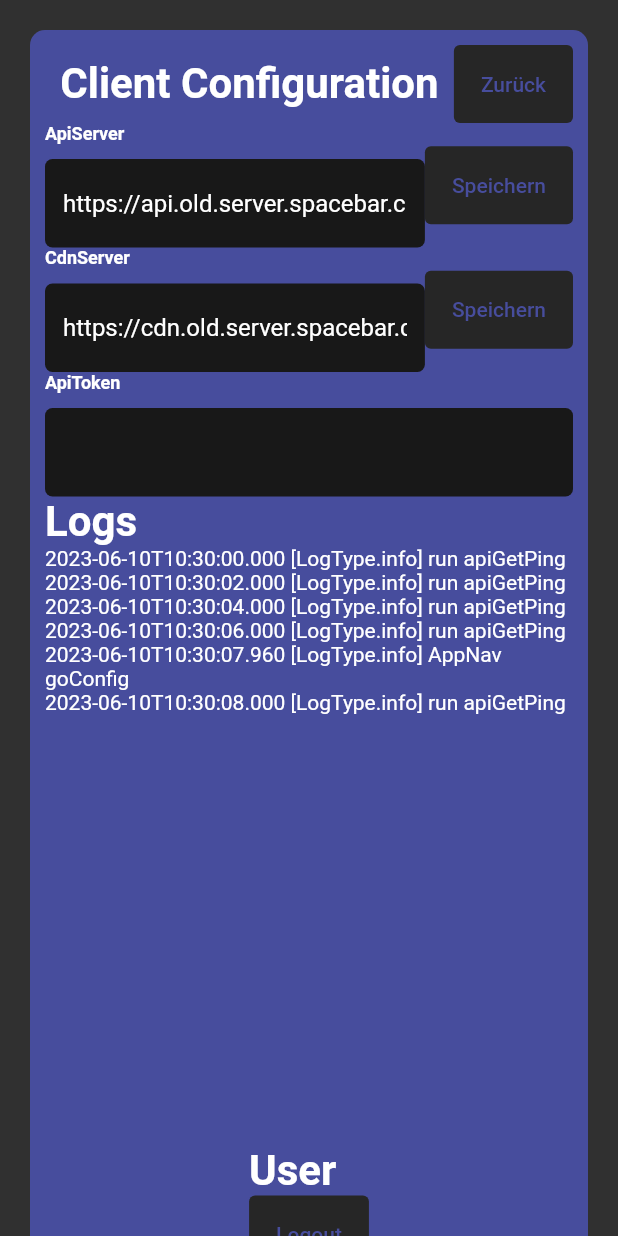
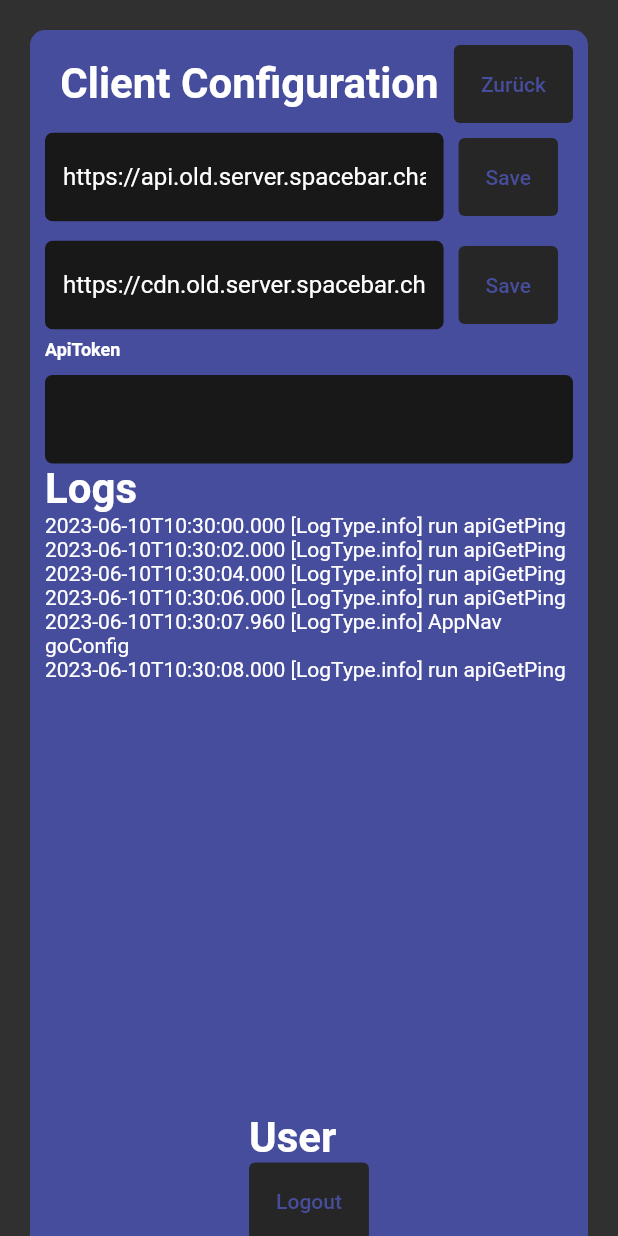
Before and after one commit to Kirari04/spacebar_client, a Flutter app: the screen it shows after launch, after a tap on an icon or button, on a phone screen of 412 x 824 dp. Run offline on Flutter 3.47's test engine with Material 2 defaults, Android fonts, the light colour scheme and no system bars; our stand-ins replace file_picker, flutter_svg, shared_preferences; accounts and stored records are empty; network calls fail.

Commit message:
added easier input save management

```diff
--- a/lib/components/input.dart
+++ b/lib/components/input.dart
@@ -8,6 +8,7 @@ class Input extends StatelessWidget {
     this.text,
     this.obscureText,
     required this.onChange,
+    this.onEditingComplete,
     this.defaultValue,
     this.controller,
     this.backgroundColor,
@@ -19,6 +20,7 @@ class Input extends StatelessWidget {
   final bool? obscureText;
   final bool? readonly;
   final void Function(String)? onChange;
+  final void Function()? onEditingComplete;
   final String? defaultValue;
   final TextEditingController? controller;
   final Color? backgroundColor;
@@ -51,8 +53,14 @@ class Input extends StatelessWidget {
               onChange!(value);
             }
           },
+          onEditingComplete: () {
+            if (onEditingComplete != null) {
+              onEditingComplete!();
+            }
+          },
           obscureText: obscureText ?? false,
           decoration: InputDecoration(
+            labelText: "",
             filled: true,
             fillColor: backgroundColor ?? ThemeColors.primaryColorDark,
             hoverColor: backgroundHoverColor ?? ThemeColors.primaryColorLight,
--- /dev/null
+++ b/lib/components/input_save.dart
@@ -0,0 +1,99 @@
+import 'package:flutter/cupertino.dart';
+import 'package:spacebar_client/components/button.dart';
+import 'package:spacebar_client/components/button_icon.dart';
+import 'package:spacebar_client/components/input.dart';
+
+class InputSave extends StatefulWidget {
+  InputSave({
+    super.key,
+    this.value,
+    this.onChange,
+    this.onSave,
+  });
+  String? value;
+  String Function(String)? onChange;
+  void Function(String)? onSave;
+
+  @override
+  State<InputSave> createState() => _InputSaveState();
+}
+
+class _InputSaveState extends State<InputSave> {
+  String value = "";
+  bool showResetButton = false;
+  TextEditingController ctrl = TextEditingController(text: "");
+
+  @override
+  void initState() {
+    super.initState();
+    if (widget.value != null) {
+      value = widget.value!;
+      ctrl.text = value;
+    }
+  }
+
+  void onInput(String newValue) {
+    value = newValue;
+    if (widget.onChange != null) {
+      widget.onChange!(newValue);
+    }
+    if (value != widget.value) {
+      if (showResetButton != (value != widget.value)) {
+        setState(() {
+          showResetButton = (value != widget.value);
+        });
+      }
+    }
+  }
+
+  @override
+  Widget build(BuildContext context) {
+    return Flex(
+      direction: Axis.horizontal,
+      children: [
+        Expanded(
+          child: Stack(
+            children: [
+              GestureDetector(
+                onTap: () {
+                  onInput(widget.value ?? "");
+                },
+                child: Input(
+                  onChange: onInput,
+                  controller: ctrl,
+                ),
+              ),
+              !showResetButton
+                  ? const SizedBox.shrink()
+                  : Positioned.fill(
+                      child: Align(
+                        alignment: Alignment.centerRight,
+                        child: ButtonIcon(
+                          svg: "assets/refresh.svg",
+                          onTap: () {
+                            setState(() {
+                              value = widget.value ?? "";
+                              ctrl.text = value;
+                              showResetButton = false;
+                            });
+                          },
+                        ),
+                      ),
+                    )
+            ],
+          ),
+        ),
+        Padding(
+          padding: const EdgeInsets.all(10),
+          child: Button(
+              text: "Save",
+              onPressed: () {
+                if (widget.onSave != null) {
+                  widget.onSave!(value);
+                }
+              }),
+        ),
+      ],
+    );
+  }
+}
--- a/lib/models/app_state.dart
+++ b/lib/models/app_state.dart
@@ -39,6 +39,8 @@ class AppState {
   TextEditingController userLoginUsernameInputController =
       TextEditingController(text: "");
   TextEditingController userLoginPasswordInputController =
+      TextEditingController(text: "");
+  TextEditingController userConfigCdnServerInputController =
       TextEditingController(text: "");
 
   // PAGE INDEXES
@@ -102,8 +104,6 @@ class AppState {
       // ignore: avoid_print
       print("${DateTime.now().toIso8601String()} [$type] $logMessage\n");
     }
-
-    setState!(() {
     if (_logType == LogType.info) {
       _logs += "${DateTime.now().toIso8601String()} [$type] $logMessage\n";
     } else if (_logType == LogType.warning &&
@@ -112,7 +112,6 @@ class AppState {
     } else if (_logType == LogType.error && type == LogType.error) {
       _logs += "${DateTime.now().toIso8601String()} [$type] $logMessage\n";
     }
-    });
   }
 
   String getLogs() {
@@ -128,30 +127,34 @@ class AppState {
 
   // LOOP FUNCTIONS
   void run() {
-    AuthData.getSession().then((value) {
+    AuthData.getSession().then((value) async {
       userLoginSession = value;
-      _setVarsFromPref();
+      await _setVarsFromPref();
       _isApiOnlineLoop();
       _isUserAuthenticatedLoop();
     });
   }
 
-  void _setVarsFromPref() async {
+  Future _setVarsFromPref() async {
     final prefs = await SharedPreferences.getInstance();
     String? apiEndpointSaved = prefs.getString("apiEndpoint");
     if (apiEndpointSaved != null) {
+      setState!(() {
         apiEndpoint = apiEndpointSaved;
+      });
     }
     String? cdnEndpointSaved = prefs.getString("cdnEndpoint");
     if (cdnEndpointSaved != null) {
+      setState!(() {
         cdnEndpoint = cdnEndpointSaved;
+      });
     }
   }
 
   void _isApiOnlineLoop() async {
     while (true) {
       isApiOnlineLoop();
-      await Future.delayed(Duration(seconds: _apiOnline ? 30 : 2), () {});
+      await Future.delayed(Duration(seconds: _apiOnline ? 15 : 2), () {});
     }
   }
 
--- a/lib/pages/config.dart
+++ b/lib/pages/config.dart
@@ -4,6 +4,7 @@ import 'package:flutter/material.dart';
 import 'package:shared_preferences/shared_preferences.dart';
 import 'package:spacebar_client/components/button.dart';
 import 'package:spacebar_client/components/input.dart';
+import 'package:spacebar_client/components/input_save.dart';
 import 'package:spacebar_client/data/auth_data.dart';
 import 'package:spacebar_client/models/app_state.dart';
 import 'package:spacebar_client/models/theme_colors.dart';
@@ -20,14 +21,10 @@ class ConfigPage extends StatefulWidget {
 }
 
 class _ConfigPageState extends State<ConfigPage> {
-  TextEditingController? apiEndpointController;
-  TextEditingController? cdnEndpointController;
-
   SharedPreferences? prefs;
-  String apiEndpoint = "";
-  String cdnEndpoint = "";
   LoginRes? loginRes;
   String logs = "";
+
   @override
   void initState() {
     super.initState();
@@ -38,15 +35,7 @@ class _ConfigPageState extends State<ConfigPage> {
   }
 
   void initVars() async {
-    if (apiEndpoint == "") {
-      apiEndpoint = widget.appState.apiEndpoint;
-      apiEndpointController = TextEditingController(text: apiEndpoint);
-    }
-
-    if (cdnEndpoint == "") {
-      cdnEndpoint = widget.appState.cdnEndpoint;
-      cdnEndpointController = TextEditingController(text: cdnEndpoint);
-    }
+    prefs = await SharedPreferences.getInstance();
   }
 
   @override
@@ -85,51 +74,26 @@ class _ConfigPageState extends State<ConfigPage> {
                         ],
                       ),
                       // ApiServer
-                      Flex(
-                        direction: Axis.horizontal,
-                        children: [
-                          Expanded(
-                            child: Input(
-                                text: "ApiServer",
-                                controller: apiEndpointController,
-                                onChange: (changes) {
-                                  apiEndpoint = changes;
-                                }),
-                          ),
-                          Button(
-                            onPressed: () {
-                              widget.appState.setState!(() {
-                                widget.appState.apiEndpoint = apiEndpoint;
-                                prefs!.setString("apiEndpoint", apiEndpoint);
-                              });
-                            },
-                            text: 'Speichern',
-                          ),
-                        ],
+                      InputSave(
+                        value: widget.appState.apiEndpoint,
+                        onSave: (s) {
+                          widget.appState.setState!((() {
+                            widget.appState.apiEndpoint = s;
+                            prefs!.setString("apiEndpoint", s);
+                          }));
+                        },
                       ),
                       // cdnEndpoint
-                      Flex(
-                        direction: Axis.horizontal,
-                        children: [
-                          Expanded(
-                            child: Input(
-                                text: "CdnServer",
-                                controller: cdnEndpointController,
-                                onChange: (changes) {
-                                  cdnEndpoint = changes;
-                                }),
-                          ),
-                          Button(
-                            onPressed: () {
-                              widget.appState.setState!(() {
-                                widget.appState.cdnEndpoint = cdnEndpoint;
-                                prefs!.setString("cdnEndpoint", cdnEndpoint);
-                              });
-                            },
-                            text: 'Speichern',
-                          ),
-                        ],
+                      InputSave(
+                        value: widget.appState.cdnEndpoint,
+                        onSave: (s) {
+                          widget.appState.setState!((() {
+                            widget.appState.cdnEndpoint = s;
+                            prefs!.setString("cdnEndpoint", s);
+                          }));
+                        },
                       ),
+                      // Login Token
                       loginRes == null
                           ? const SizedBox.shrink()
                           : Flex(
@@ -138,6 +102,7 @@ class _ConfigPageState extends State<ConfigPage> {
                                 Expanded(
                                   child: Input(
                                       text: "ApiToken",
+                                      readonly: true,
                                       defaultValue: loginRes?.token,
                                       onChange: ((p0) {})),
                                 )
--- a/lib/pages/login.dart
+++ b/lib/pages/login.dart
@@ -28,6 +28,71 @@ class LoginPage extends StatefulWidget {
 }
 
 class _LoginPageState extends State<LoginPage> {
+  @override
+  Widget build(BuildContext context) {
+    return Scaffold(
+      body: Container(
+        height: MediaQuery.of(context).size.height,
+        width: MediaQuery.of(context).size.width,
+        color: Theme.of(context).primaryColorLight,
+        child: Center(
+          child: Container(
+            width: 500,
+            decoration: BoxDecoration(
+              color: Theme.of(context).primaryColor,
+              borderRadius: const BorderRadius.all(Radius.circular(8)),
+            ),
+            child: Padding(
+              padding: const EdgeInsets.all(20),
+              child: !widget.appState.userTryAuthenticate ||
+                      !widget.appState.getApiOnline()
+                  ? Padding(
+                      padding: const EdgeInsets.all(20),
+                      child: Stack(
+                        children: [
+                          const Align(
+                            heightFactor: 1,
+                            alignment: Alignment.center,
+                            child: CircularProgressIndicator(),
+                          ),
+                          Positioned(
+                            right: 0,
+                            top: 0,
+                            child: ButtonIcon(
+                              svg: "assets/settings.svg",
+                              onTap: () {
+                                AppNav.goConfig(widget.appState, context);
+                              },
+                            ),
+                          )
+                        ],
+                      ),
+                    )
+                  : IndexedStack(
+                      index: 0,
+                      children: [
+                        LoginPageSpacebar(appState: widget.appState),
+                      ],
+                    ),
+            ),
+          ),
+        ),
+      ),
+    );
+  }
+}
+
+class LoginPageSpacebar extends StatefulWidget {
+  LoginPageSpacebar({
+    super.key,
+    required this.appState,
+  });
+  AppState appState;
+  @override
+  State<LoginPageSpacebar> createState() => _LoginPageSpacebarState();
+}
+
+class _LoginPageSpacebarState extends State<LoginPageSpacebar> {
   ApiRes<LoginRes, LoginResError>? data;
   String username = "";
   String password = "";
@@ -79,45 +144,7 @@ class _LoginPageState extends State<LoginPage> {
 
   @override
   Widget build(BuildContext context) {
-    return Scaffold(
-      body: Container(
-        height: MediaQuery.of(context).size.height,
-        width: MediaQuery.of(context).size.width,
-        color: Theme.of(context).primaryColorLight,
-        child: Center(
-          child: Container(
-            width: 500,
-            decoration: BoxDecoration(
-              color: Theme.of(context).primaryColor,
-              borderRadius: const BorderRadius.all(Radius.circular(8)),
-            ),
-            child: Padding(
-              padding: const EdgeInsets.all(20),
-              child: !widget.appState.userTryAuthenticate ||
-                      !widget.appState.getApiOnline()
-                  ? Padding(
-                      padding: const EdgeInsets.all(20),
-                      child: Stack(
-                        children: [
-                          const Align(
-                            heightFactor: 1,
-                            alignment: Alignment.center,
-                            child: CircularProgressIndicator(),
-                          ),
-                          Positioned(
-                            right: 0,
-                            top: 0,
-                            child: ButtonIcon(
-                              svg: "assets/settings.svg",
-                              onTap: () {
-                                AppNav.goConfig(widget.appState, context);
-                              },
-                            ),
-                          )
-                        ],
-                      ),
-                    )
-                  : Column(
+    return Column(
       mainAxisSize: MainAxisSize.min,
       children: [
         const H1(title: "Willkommen zurück!"),
@@ -129,8 +156,7 @@ class _LoginPageState extends State<LoginPage> {
         Align(
           alignment: Alignment.centerLeft,
           child: Input(
-                            controller: widget
-                                .appState.userLoginUsernameInputController,
+            controller: widget.appState.userLoginUsernameInputController,
             text: "Username or E-Mail",
             onChange: (p0) {
               username = p0;
@@ -141,8 +167,7 @@ class _LoginPageState extends State<LoginPage> {
         Align(
           alignment: Alignment.centerLeft,
           child: Input(
-                            controller: widget
-                                .appState.userLoginPasswordInputController,
+            controller: widget.appState.userLoginPasswordInputController,
             text: "Passwort",
             obscureText: true,
             onChange: (p0) {
@@ -153,8 +178,7 @@ class _LoginPageState extends State<LoginPage> {
 
         // Show Errors
         const SpaceY(height: 20),
-                        ...?data?.error?.errors?.login?.errors
-                            ?.map((e) => PError(
+        ...?data?.error?.errors?.login?.errors?.map((e) => PError(
               text: "Error: ${e.message}",
             )),
         PError(
@@ -186,11 +210,6 @@ class _LoginPageState extends State<LoginPage> {
           ],
         )
       ],
-                    ),
-            ),
-          ),
-        ),
-      ),
     );
   }
 }
```
Also changed, not shown: assets/refresh.svg (added). Lines whose indentation alone changed are shown as unchanged.
